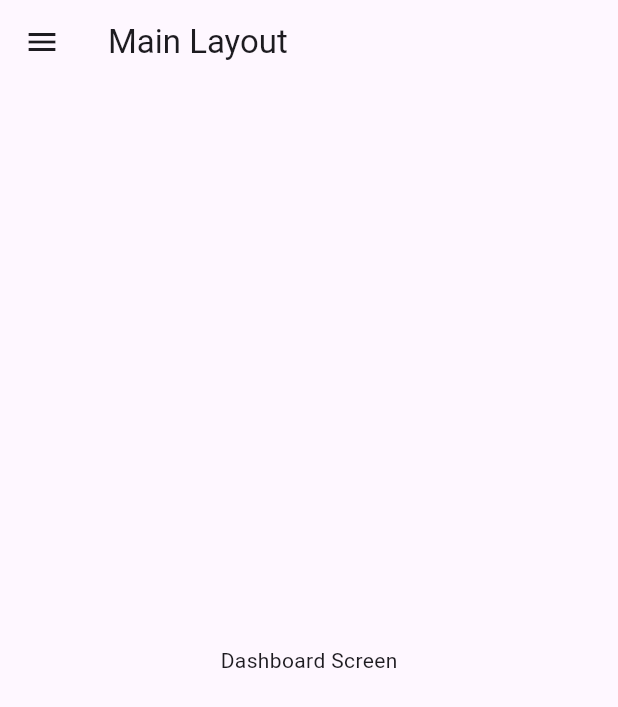
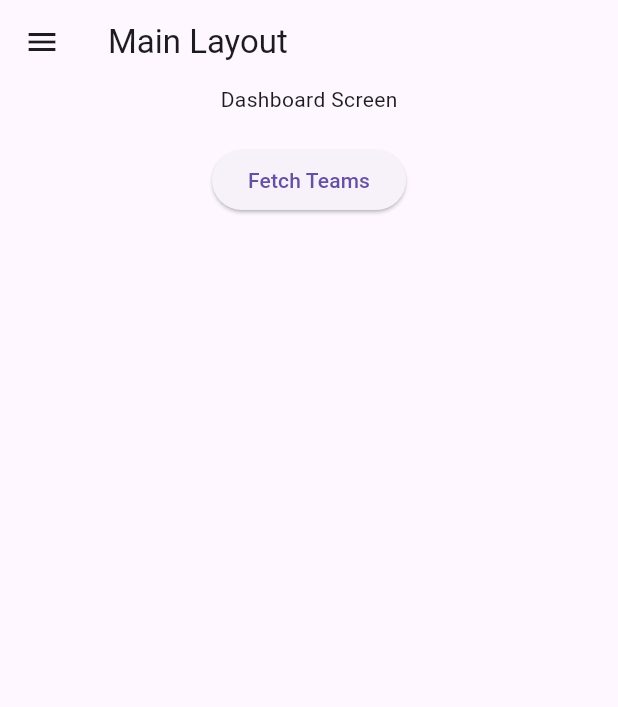
Before and after one commit to DlopezS98/boardforge-mobile, a Flutter app: the screen it shows after launch, on a phone screen of 412 x 824 dp. Shown: the top 707 px of the screen. Run offline on Flutter 3.47's test engine with Material 3 defaults, Android fonts, the phone set to English and light mode, and no system bars; our stand-ins replace auto_route, dio, flutter_dotenv, flutter_secure_storage; generated files the repository leaves out were written again.

Commit message:
Refactor authentication and teams services; implement token handling and add teams fetching functionality in the dashboard

```diff
--- /dev/null
+++ b/lib/data/services/teams_service.dart
@@ -0,0 +1,25 @@
+import 'dart:convert';
+
+import 'package:boardforge_app/core/utils/environment.dart';
+import 'package:boardforge_app/data/models/token.dart';
+import 'package:dio/dio.dart';
+import 'package:flutter_secure_storage/flutter_secure_storage.dart';
+
+class TeamsService {
+  Future<void> listAsync() async {
+    Dio dio = Dio(BaseOptions(baseUrl: Environment.instance.baseApiUrl));
+    String endpoint = '/teams';
+    final storage = FlutterSecureStorage();
+    final String tokenStr = await storage.read(key: 'authToken') ?? '';
+    final Token token = Token.fromJson(jsonDecode(tokenStr));
+
+    dio.options.headers['Authorization'] = 'Bearer ${token.token}';
+
+    final response = await dio.get(endpoint);
+    if (response.statusCode != 200) {
+      throw Exception('Failed to fetch teams: ${response.data['message']}');
+    }
+
+    print('Teams fetched: ${response.data}');
+  }
+}
--- a/lib/ui/dashboard/screens/dashboard_screen.dart
+++ b/lib/ui/dashboard/screens/dashboard_screen.dart
@@ -1,4 +1,5 @@
 import 'package:auto_route/auto_route.dart';
+import 'package:boardforge_app/data/services/teams_service.dart';
 import 'package:flutter/material.dart';
 
 @RoutePage()
@@ -8,6 +9,23 @@ class DashboardScreen extends StatelessWidget {
 
   @override
   Widget build(BuildContext context) {
-    return Scaffold(body: Center(child: Text('Dashboard Screen')));
+    return Scaffold(
+      body: Center(
+        child: Column(
+          children: [
+            Text('Dashboard Screen'),
+            SizedBox(height: 20),
+            ElevatedButton(
+              onPressed: () async {
+                final teamsService = TeamsService();
+                await teamsService.listAsync();
+                debugPrint('Teams fetched, check console for details.');
+              },
+              child: Text('Fetch Teams'),
+            ),
+          ],
+        ),
+      ),
+    );
   }
 }
```
Also changed, not shown: lib/data/services/authentication_service.dart (+5 -5 lines), lib/ui/authentication/screens/login_screen.dart (+7 -1 lines).
